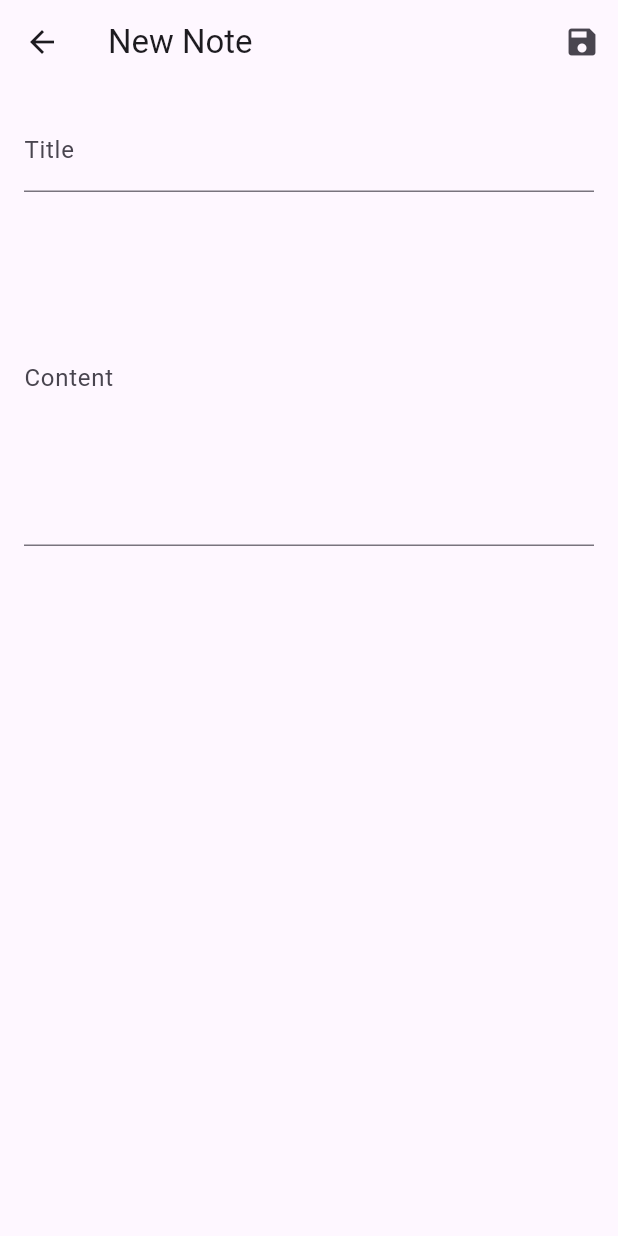
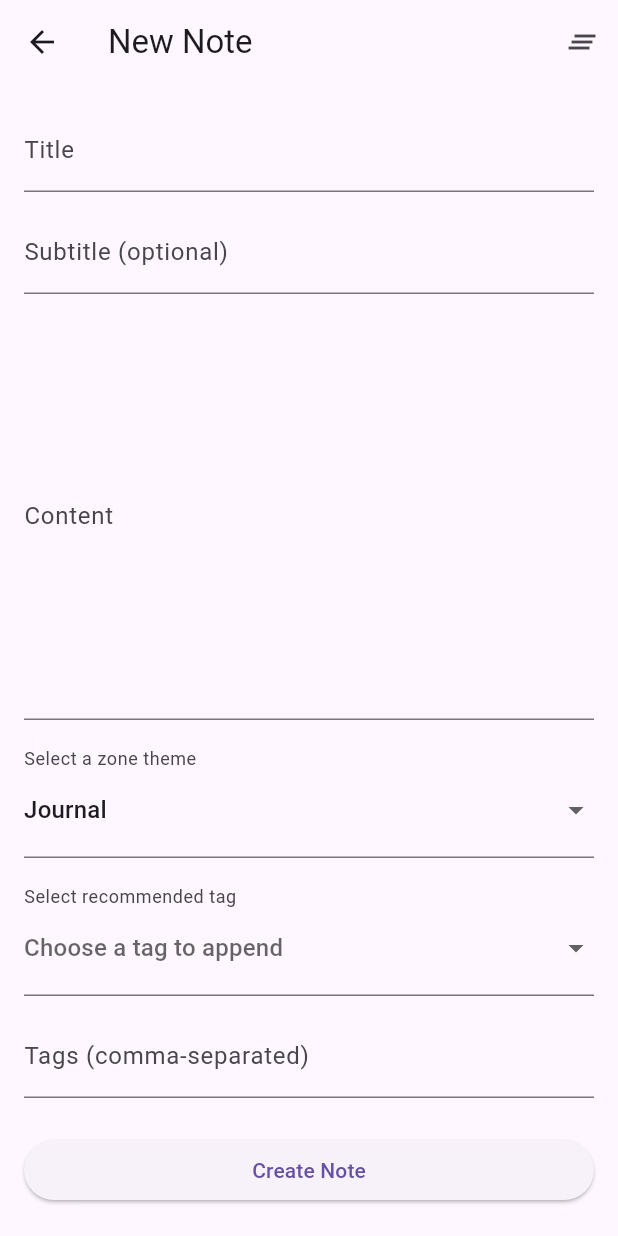
Before and after one commit to aurcsin/OmniSpace, a Flutter app: the NoteDetailPage screen opened directly, on a phone screen of 412 x 824 dp. Run offline on Flutter 3.47's test engine with Material 3 defaults, Android fonts, the phone set to English and light mode, and no system bars; our stand-ins replace hive, hive_flutter, permission_handler; accounts and stored records are empty.

Commit message:
Update OmniNote model and adapter, UI improvements, plugin registrants

```diff
--- a/lib/models/omni_note.dart
+++ b/lib/models/omni_note.dart
@@ -2,44 +2,36 @@ import 'package:hive/hive.dart';
 
 part 'omni_note.g.dart';
 
-@HiveType(typeId: 1)
+@HiveType(typeId: 0)
 class OmniNote extends HiveObject {
   @HiveField(0)
-  int? id;
+  String title;
 
   @HiveField(1)
-  String title;
+  String subtitle;
 
   @HiveField(2)
-  String subtitle;
+  String content;
 
   @HiveField(3)
-  String content;
+  String tags;
 
   @HiveField(4)
-  String? tags;
+  DateTime createdAt;
 
   @HiveField(5)
-  DateTime createdAt;
+  String zoneTheme;
 
   @HiveField(6)
-  String zoneTheme;
-
-  @HiveField(7)
-  bool isPinned;
-
-  @HiveField(8)
-  List<String> mediaPaths;
+  DateTime lastUpdated;
 
   OmniNote({
-    this.id,
     required this.title,
     required this.subtitle,
     required this.content,
-    this.tags,
+    required this.tags,
     required this.createdAt,
     required this.zoneTheme,
-    this.isPinned = false,
-    List<String>? mediaPaths,
-  }) : mediaPaths = mediaPaths ?? [];
+    required this.lastUpdated,
+  });
 }
--- a/lib/pages/note_detail_page.dart
+++ b/lib/pages/note_detail_page.dart
@@ -1,6 +1,8 @@
 import 'package:flutter/material.dart';
-import 'package:hive/hive.dart';
+import 'package:intl/intl.dart';
 import 'package:omnispace/models/omni_note.dart';
+import 'package:omnispace/services/database_helper.dart';
+import 'package:provider/provider.dart';
 
 class NoteDetailPage extends StatefulWidget {
   final OmniNote? note;
@@ -13,54 +15,78 @@ class NoteDetailPage extends StatefulWidget {
 
 class _NoteDetailPageState extends State<NoteDetailPage> {
   final _formKey = GlobalKey<FormState>();
-  late TextEditingController _titleController;
-  late TextEditingController _contentController;
+  late String _title;
+  late String _subtitle;
+  late String _content;
+  late String _tags;
+  late String _zoneTheme;
+  late DatabaseHelper dbHelper;
+
+  final List<String> _recommendedTags = [
+    'dream', 'reflection', 'goal', 'idea', 'emotion', 'memory'
+  ];
+  final List<String> _zoneThemes = [
+    'Sky', 'Garden', 'Workshop', 'Studio', 'Root Cave', 'Journal'
+  ];
 
   @override
   void initState() {
     super.initState();
-    _titleController = TextEditingController(text: widget.note?.title ?? '');
-    _contentController = TextEditingController(text: widget.note?.content ?? '');
+    dbHelper = Provider.of<DatabaseHelper>(context, listen: false);
+    _title = widget.note?.title ?? '';
+    _subtitle = widget.note?.subtitle ?? '';
+    _content = widget.note?.content ?? '';
+    _tags = widget.note?.tags ?? '';
+    _zoneTheme = widget.note?.zoneTheme ?? 'Journal';
   }
 
   void _saveNote() async {
     if (_formKey.currentState!.validate()) {
-      final noteBox = Hive.box<OmniNote>('omni_notes');
+      _formKey.currentState!.save();
+      final now = DateTime.now();
 
-      final note = widget.note ??
-          OmniNote(
-            title: '',
-            subtitle: '',
-            content: '',
-            tags: '',
-            createdAt: DateTime.now(),
-            zoneTheme: '',
-          );
-
-      note
-        ..title = _titleController.text
-        ..content = _contentController.text
-        ..createdAt = DateTime.now();
-
-      if (note.isInBox) {
-        await note.save();
+      if (widget.note == null) {
+        final newNote = OmniNote(
+          title: _title,
+          subtitle: _subtitle,
+          content: _content,
+          tags: _tags,
+          createdAt: now,
+          lastUpdated: now,
+          zoneTheme: _zoneTheme,
+        );
+        await dbHelper.insertNote(newNote);
       } else {
-        await noteBox.add(note);
+        final existing = widget.note!;
+        existing.title = _title;
+        existing.subtitle = _subtitle;
+        existing.content = _content;
+        existing.tags = _tags;
+        existing.zoneTheme = _zoneTheme;
+        existing.lastUpdated = now;
+        await dbHelper.updateNote(existing);
       }
 
-      Navigator.pop(context);
+      Navigator.of(context).pop();
     }
   }
 
+  void _clearTags() => setState(() => _tags = '');
+
   @override
   Widget build(BuildContext context) {
+    final isEditing = widget.note != null;
+    final createdAt = widget.note?.createdAt;
+    final lastUpdated = widget.note?.lastUpdated;
+
     return Scaffold(
       appBar: AppBar(
-        title: Text(widget.note == null ? 'New Note' : 'Edit Note'),
+        title: Text(isEditing ? 'Edit Note' : 'New Note'),
         actions: [
           IconButton(
-            icon: const Icon(Icons.save),
-            onPressed: _saveNote,
+            icon: const Icon(Icons.clear_all),
+            tooltip: 'Clear Tags',
+            onPressed: _clearTags,
           ),
         ],
       ),
@@ -68,19 +94,107 @@ class _NoteDetailPageState extends State<NoteDetailPage> {
         padding: const EdgeInsets.all(16.0),
         child: Form(
           key: _formKey,
-          child: Column(
+          child: ListView(
             children: [
+              if (createdAt != null)
+                Padding(
+                  padding: const EdgeInsets.only(bottom: 4),
+                  child: Text(
+                    'Created: ${DateFormat('yyyy-MM-dd – HH:mm').format(createdAt)}',
+                    style: TextStyle(color: Colors.grey[600], fontSize: 13),
+                  ),
+                ),
+              if (lastUpdated != null)
+                Padding(
+                  padding: const EdgeInsets.only(bottom: 8),
+                  child: Text(
+                    'Last updated: ${DateFormat('yyyy-MM-dd – HH:mm').format(lastUpdated)}',
+                    style: TextStyle(color: Colors.grey[600], fontSize: 13),
+                  ),
+                ),
               TextFormField(
-                controller: _titleController,
+                initialValue: _title,
                 decoration: const InputDecoration(labelText: 'Title'),
-                validator: (value) => value == null || value.isEmpty ? 'Required' : null,
+                validator: (value) => (value == null || value.trim().isEmpty)
+                    ? 'Please enter a title'
+                    : null,
+                onSaved: (value) => _title = value!.trim(),
               ),
               const SizedBox(height: 12),
               TextFormField(
-                controller: _contentController,
+                initialValue: _subtitle,
+                decoration:
+                    const InputDecoration(labelText: 'Subtitle (optional)'),
+                onSaved: (value) => _subtitle = value?.trim() ?? '',
+              ),
+              const SizedBox(height: 12),
+              TextFormField(
+                initialValue: _content,
                 decoration: const InputDecoration(labelText: 'Content'),
-                maxLines: 8,
-                validator: (value) => value == null || value.isEmpty ? 'Required' : null,
+                maxLines: null,
+                minLines: 10,
+                validator: (value) => (value == null || value.trim().isEmpty)
+                    ? 'Please enter content'
+                    : null,
+                onSaved: (value) => _content = value!.trim(),
+              ),
+              const SizedBox(height: 12),
+              InputDecorator(
+                decoration:
+                    const InputDecoration(labelText: 'Select a zone theme'),
+                child: DropdownButton<String>(
+                  value: _zoneTheme,
+                  isExpanded: true,
+                  underline: const SizedBox(),
+                  items: _zoneThemes
+                      .map((theme) => DropdownMenuItem(
+                            value: theme,
+                            child: Text(theme),
+                          ))
+                      .toList(),
+                  onChanged: (val) => setState(() => _zoneTheme = val!),
+                ),
+              ),
+              const SizedBox(height: 12),
+              InputDecorator(
+                decoration:
+                    const InputDecoration(labelText: 'Select recommended tag'),
+                child: DropdownButton<String>(
+                  hint: const Text('Choose a tag to append'),
+                  isExpanded: true,
+                  value: null,
+                  underline: const SizedBox(),
+                  items: _recommendedTags
+                      .map((tag) => DropdownMenuItem(
+                            value: tag,
+                            child: Text(tag),
+                          ))
+                      .toList(),
+                  onChanged: (val) {
+                    if (val != null) {
+                      final tagList =
+                          _tags.split(',').map((e) => e.trim()).toSet();
+                      if (!tagList.contains(val)) {
+                        setState(() {
+                          tagList.add(val);
+                          _tags = tagList.join(', ');
+                        });
+                      }
+                    }
+                  },
+                ),
+              ),
+              const SizedBox(height: 12),
+              TextFormField(
+                initialValue: _tags,
+                decoration:
+                    const InputDecoration(labelText: 'Tags (comma-separated)'),
+                onSaved: (value) => _tags = value?.trim() ?? '',
+              ),
+              const SizedBox(height: 24),
+              ElevatedButton(
+                onPressed: _saveNote,
+                child: Text(isEditing ? 'Save Changes' : 'Create Note'),
               ),
             ],
           ),
```
Also changed, not shown: lib/models/omni_note.g.dart.
